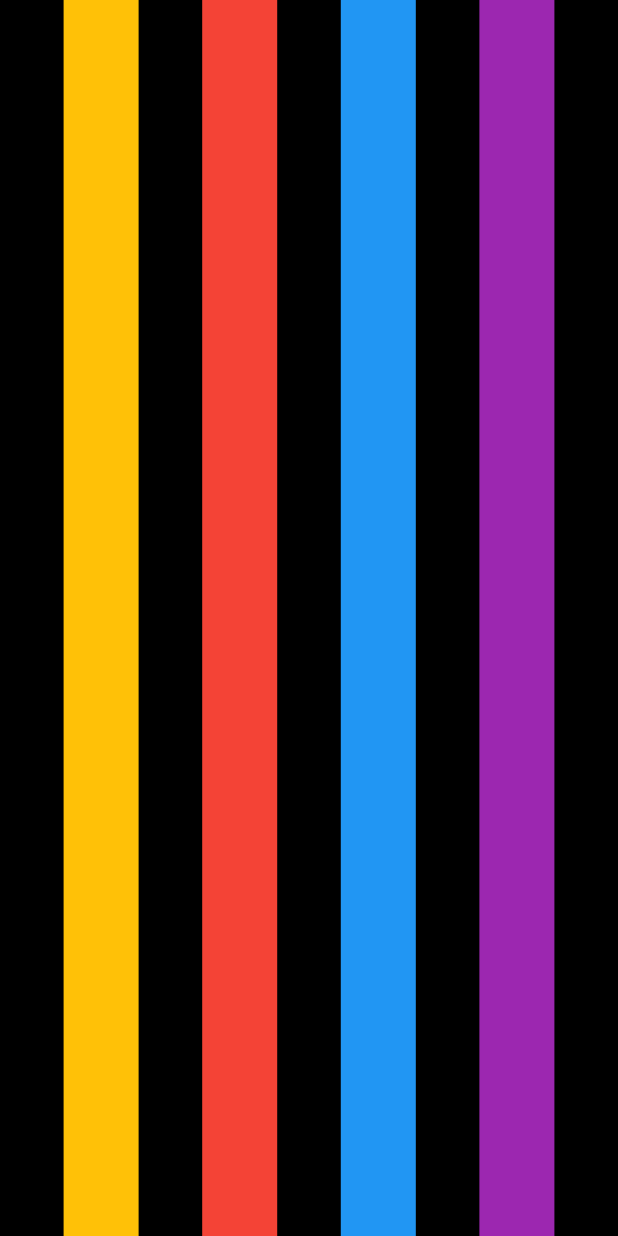
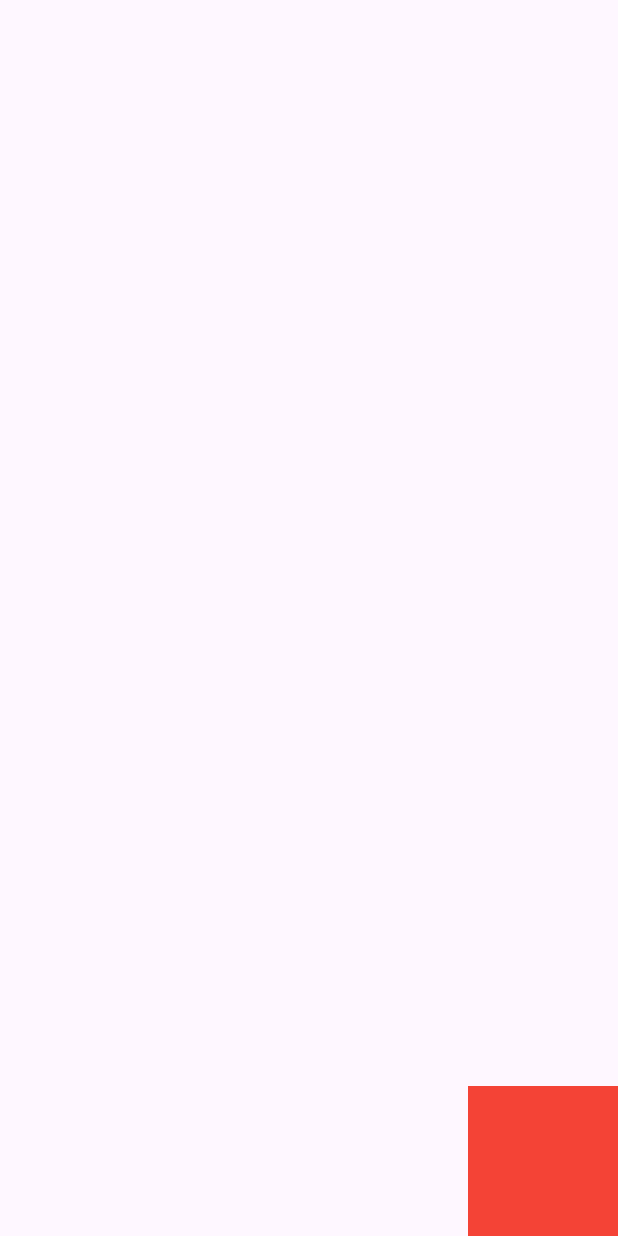
Before and after one commit to LeeGeonwoo22/Flutter_AliginPractice, a Flutter app: the aliginScreen screen opened directly, on a phone screen of 412 x 824 dp. Run offline on Flutter 3.47's test engine with Material 3 defaults, Android fonts, the phone set to English and light mode, and no system bars.

Commit message:
#2 aligin 업데이트

```diff
--- a/lib/main.dart
+++ b/lib/main.dart
@@ -1,6 +1,7 @@
 import 'package:flutter/material.dart';
-// import 'package:flutter_study/screens/aligin_study.dart';
+import 'package:flutter_study/screens/aligin_study.dart';
 import 'package:flutter_study/screens/basic_widget.dart';
+import 'package:flutter_study/screens/basic_widget2.dart';
 
 void main() {
   runApp(const MyApp());
@@ -19,7 +20,7 @@ class MyApp extends StatelessWidget {
         colorScheme: ColorScheme.fromSeed(seedColor: Colors.deepPurple),
         useMaterial3: true,
       ),
-      home: const basicWidget(),
+      home: const aliginScreen(),
     );
   }
 }
--- a/lib/screens/aligin_study.dart
+++ b/lib/screens/aligin_study.dart
@@ -8,7 +8,25 @@ class aliginScreen extends StatelessWidget {
     return Scaffold(
         body: SafeArea(
       bottom: false,
+      child:
+          // mainCrossAlignment(context)),
+          aliginExample(),
+    ));
+  }
+
+  Align aliginExample() {
+    return Align(
+      alignment: Alignment.bottomRight,
       child: Container(
+        color: Colors.red,
+        width: 100,
+        height: 100,
+      ),
+    );
+  }
+
+  Container mainCrossAlignment(BuildContext context) {
+    return Container(
       color: Colors.black,
       // column 점일경우
       // width: MediaQuery.of(context).size.width,
@@ -54,7 +72,6 @@ class aliginScreen extends StatelessWidget {
           )
         ],
       ),
-          )),
     );
   }
 }
```
Also changed, not shown: lib/screens/basic_widget.dart (+38 -16 lines), lib/screens/basic_widget2.dart (added, +28 -0 lines). Lines whose indentation alone changed are shown as unchanged.
